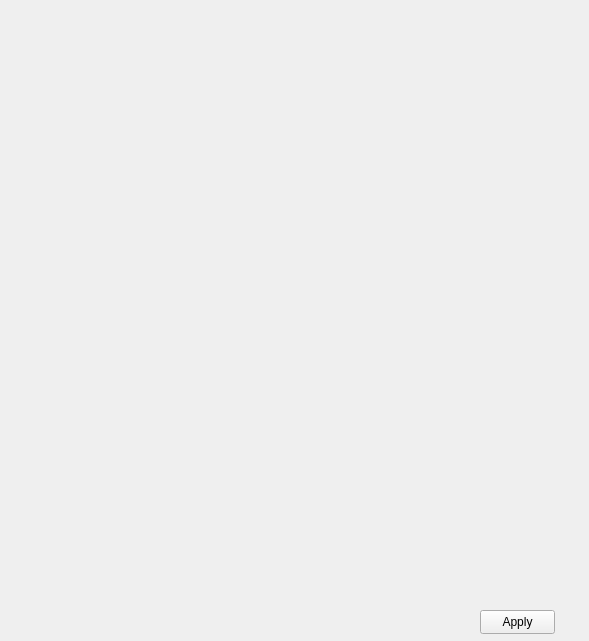
cuttlesystems/simplegram, file simple_gram_desktop/constructor_app/widgets/settings_widget.ui: the form before one commit.
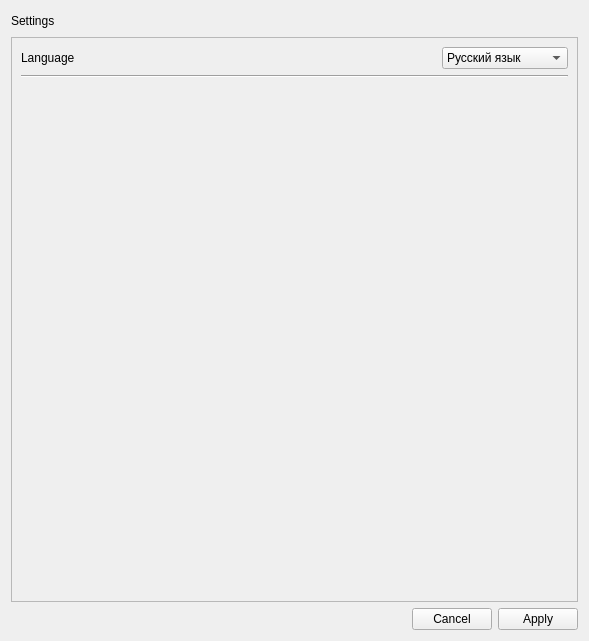
The form after the commit.

Patch:
```diff
--- a/simple_gram_desktop/constructor_app/widgets/settings_widget.ui
+++ b/simple_gram_desktop/constructor_app/widgets/settings_widget.ui
@@ -13,19 +13,141 @@
   <property name="windowTitle">
    <string>Form</string>
   </property>
-  <widget class="QPushButton" name="pushButton">
-   <property name="geometry">
-    <rect>
-     <x>480</x>
-     <y>610</y>
-     <width>75</width>
-     <height>24</height>
-    </rect>
-   </property>
-   <property name="text">
-    <string>Apply</string>
-   </property>
-  </widget>
+  <layout class="QVBoxLayout" name="verticalLayout_2">
+   <item>
+    <layout class="QHBoxLayout" name="horizontalLayout_2">
+     <item>
+      <widget class="QLabel" name="settings_label">
+       <property name="text">
+        <string>Settings</string>
+       </property>
+      </widget>
+     </item>
+     <item>
+      <spacer name="horizontalSpacer_2">
+       <property name="orientation">
+        <enum>Qt::Horizontal</enum>
+       </property>
+       <property name="sizeHint" stdset="0">
+        <size>
+         <width>40</width>
+         <height>20</height>
+        </size>
+       </property>
+      </spacer>
+     </item>
+    </layout>
+   </item>
+   <item>
+    <widget class="QScrollArea" name="scrollArea">
+     <property name="widgetResizable">
+      <bool>true</bool>
+     </property>
+     <widget class="QWidget" name="scrollAreaWidgetContents">
+      <property name="geometry">
+       <rect>
+        <x>0</x>
+        <y>0</y>
+        <width>569</width>
+        <height>561</height>
+       </rect>
+      </property>
+      <layout class="QVBoxLayout" name="verticalLayout">
+       <item>
+        <layout class="QHBoxLayout" name="horizontalLayout">
+         <item>
+          <widget class="QLabel" name="language_label">
+           <property name="text">
+            <string>Language</string>
+           </property>
+          </widget>
+         </item>
+         <item>
+          <spacer name="horizontalSpacer_3">
+           <property name="orientation">
+            <enum>Qt::Horizontal</enum>
+           </property>
+           <property name="sizeHint" stdset="0">
+            <size>
+             <width>40</width>
+             <height>20</height>
+            </size>
+           </property>
+          </spacer>
+         </item>
+         <item>
+          <widget class="QComboBox" name="language_combo">
+           <item>
+            <property name="text">
+             <string>Русский язык</string>
+            </property>
+           </item>
+           <item>
+            <property name="text">
+             <string>English language</string>
+            </property>
+           </item>
+           <item>
+            <property name="text">
+             <string>Қазақ тілі</string>
+            </property>
+           </item>
+          </widget>
+         </item>
+        </layout>
+       </item>
+       <item>
+        <widget class="Line" name="line">
+         <property name="orientation">
+          <enum>Qt::Horizontal</enum>
+         </property>
+        </widget>
+       </item>
+       <item>
+        <widget class="QListWidget" name="settings_list">
+         <property name="styleSheet">
+          <string notr="true">QListWidget{
+background:transparent;
+}</string>
+         </property>
+        </widget>
+       </item>
+      </layout>
+     </widget>
+    </widget>
+   </item>
+   <item>
+    <layout class="QHBoxLayout" name="horizontalLayout_3">
+     <item>
+      <spacer name="horizontalSpacer">
+       <property name="orientation">
+        <enum>Qt::Horizontal</enum>
+       </property>
+       <property name="sizeHint" stdset="0">
+        <size>
+         <width>40</width>
+         <height>20</height>
+        </size>
+       </property>
+      </spacer>
+     </item>
+     <item>
+      <widget class="QPushButton" name="cancel_button">
+       <property name="text">
+        <string>Cancel</string>
+       </property>
+      </widget>
+     </item>
+     <item>
+      <widget class="QPushButton" name="apply_button">
+       <property name="text">
+        <string>Apply</string>
+       </property>
+      </widget>
+     </item>
+    </layout>
+   </item>
+  </layout>
  </widget>
  <resources/>
  <connections/>
```
Left out of the diff: 4 changed lines with no effect on the pictures.
